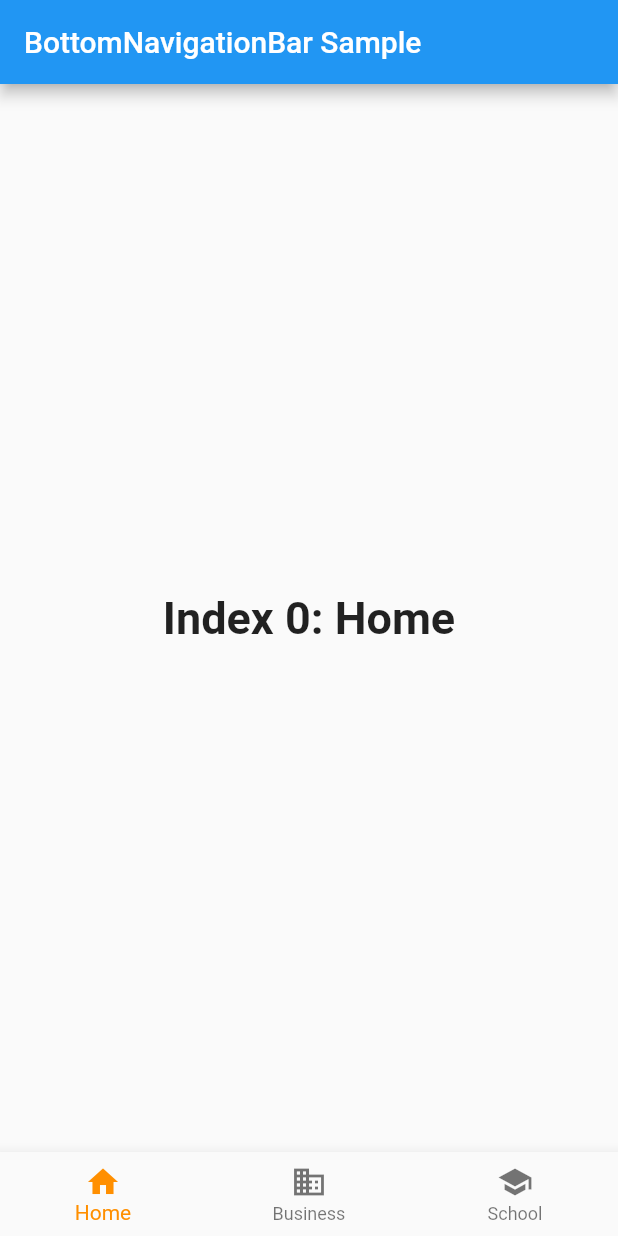
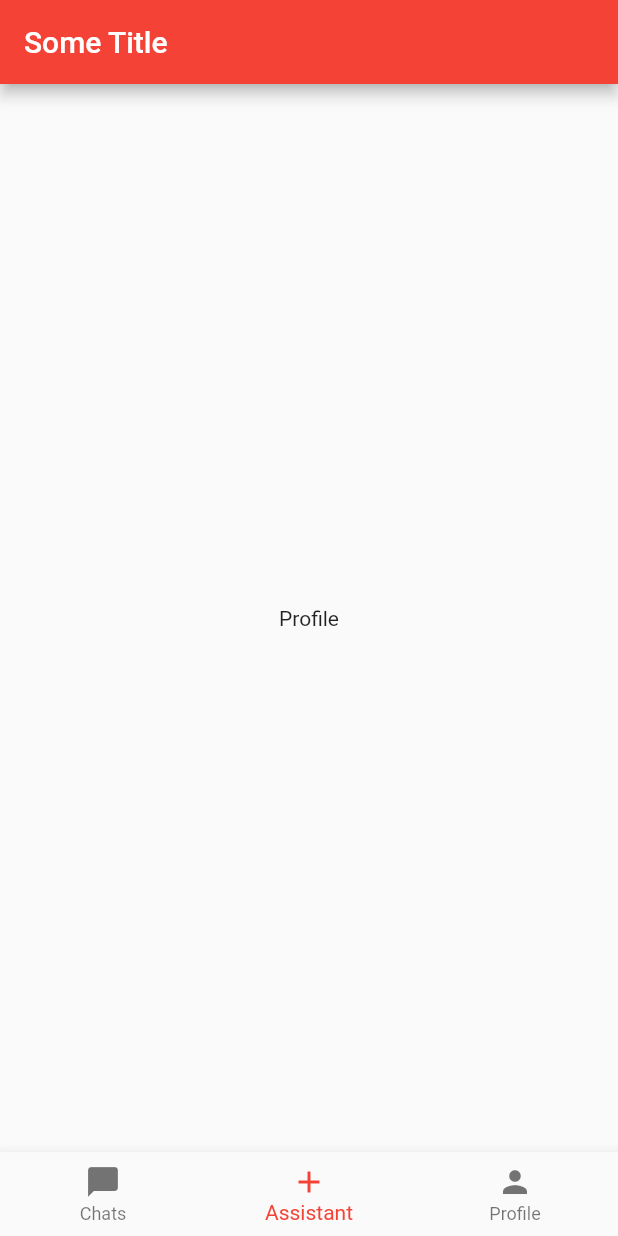
Before and after one commit to lassesteffen/social_good, a Flutter app: the screen it shows after launch, on a phone screen of 412 x 824 dp. Run offline on Flutter 3.47's test engine with Material 2 defaults, Android fonts, the light colour scheme and no system bars.

Commit message:
basic setup

```diff
--- a/lib/main.dart
+++ b/lib/main.dart
@@ -10,6 +10,7 @@
 // bar items. The first one is selected.](https://flutter.github.io/assets-for-api-docs/assets/material/bottom_navigation_bar.png)
 
 import 'package:flutter/material.dart';
+import 'package:social_good/routes.dart' show routes;
 
 void main() => runApp(MyApp());
 
@@ -21,70 +22,10 @@ class MyApp extends StatelessWidget {
   Widget build(BuildContext context) {
     return MaterialApp(
       title: _title,
-      home: MyStatefulWidget(),
-    );
-  }
-}
-
-class MyStatefulWidget extends StatefulWidget {
-  MyStatefulWidget({Key key}) : super(key: key);
-
-  @override
-  _MyStatefulWidgetState createState() => _MyStatefulWidgetState();
-}
-
-class _MyStatefulWidgetState extends State<MyStatefulWidget> {
-  int _selectedIndex = 0;
-  static const TextStyle optionStyle =
-      TextStyle(fontSize: 30, fontWeight: FontWeight.bold);
-  static const List<Widget> _widgetOptions = <Widget>[
-    Text(
-      'Index 0: Home',
-      style: optionStyle,
-    ),
-    Text(
-      'Index 1: Business',
-      style: optionStyle,
-    ),
-    Text(
-      'Index 2: School',
-      style: optionStyle,
-    ),
-  ];
-
-  void _onItemTapped(int index) {
-    setState(() {
-      _selectedIndex = index;
-    });
-  }
-
-  @override
-  Widget build(BuildContext context) {
-    return Scaffold(
-      appBar: AppBar(
-        title: const Text('BottomNavigationBar Sample'),
-      ),
-      body: Center(
-        child: _widgetOptions.elementAt(_selectedIndex),
-      ),
-      bottomNavigationBar: BottomNavigationBar(
-        items: const <BottomNavigationBarItem>[
-          BottomNavigationBarItem(
-            icon: Icon(Icons.home),
-            title: Text('Home'),
-          ),
-          BottomNavigationBarItem(
-            icon: Icon(Icons.business),
-            title: Text('Business'),
-          ),
-          BottomNavigationBarItem(
-            icon: Icon(Icons.school),
-            title: Text('School'),
-          ),
-        ],
-        currentIndex: _selectedIndex,
-        selectedItemColor: Colors.amber[800],
-        onTap: _onItemTapped,
+      initialRoute: 'View',
+      routes: routes,
+      theme: ThemeData(
+        primaryColor: Colors.red,
       ),
     );
   }
--- /dev/null
+++ b/lib/routes.dart
@@ -0,0 +1,5 @@
+import 'package:social_good/screens/view.dart' show View;
+
+final routes = {
+  'View': (context) => View(),
+};
--- /dev/null
+++ b/lib/screens/tabs/assistant.dart
@@ -0,0 +1,7 @@
+import 'package:flutter/material.dart';
+
+class Assistant extends StatelessWidget {
+  Widget build(BuildContext context) {
+    return Text('Assistant');
+  }
+}
--- /dev/null
+++ b/lib/screens/tabs/chats.dart
@@ -0,0 +1,7 @@
+import 'package:flutter/material.dart';
+
+class Chats extends StatelessWidget {
+  Widget build(BuildContext context) {
+    return Text('Chats');
+  }
+}
--- /dev/null
+++ b/lib/screens/tabs/profile.dart
@@ -0,0 +1,7 @@
+import 'package:flutter/material.dart';
+
+class Profile extends StatelessWidget {
+  Widget build(BuildContext context) {
+    return Text('Profile');
+  }
+}
--- /dev/null
+++ b/lib/screens/view.dart
@@ -0,0 +1,58 @@
+import 'package:flutter/material.dart';
+import './tabs/assistant.dart' show Assistant;
+import './tabs/chats.dart' show Chats;
+import './tabs/profile.dart' show Profile;
+
+class View extends StatefulWidget {
+  View({Key key}) : super(key: key);
+
+  @override
+  _ViewState createState() => _ViewState();
+}
+
+class _ViewState extends State<View> {
+  int _selectedIndex = 1;
+
+  static List<Widget> _widgetOptions = <Widget>[
+    Chats(),
+    Profile(),
+    Assistant(),
+  ];
+
+  void _onItemTapped(int index) {
+    setState(() {
+      _selectedIndex = index;
+    });
+  }
+
+  @override
+  Widget build(BuildContext context) {
+    return Scaffold(
+      appBar: AppBar(
+        title: const Text('Some Title'),
+      ),
+      body: Center(
+        child: _widgetOptions.elementAt(_selectedIndex),
+      ),
+      bottomNavigationBar: BottomNavigationBar(
+        items: const <BottomNavigationBarItem>[
+          BottomNavigationBarItem(
+            icon: Icon(Icons.chat_bubble),
+            title: Text('Chats'),
+          ),
+          BottomNavigationBarItem(
+            icon: Icon(Icons.add),
+            title: Text('Assistant'),
+          ),
+          BottomNavigationBarItem(
+            icon: Icon(Icons.person),
+            title: Text('Profile'),
+          ),
+        ],
+        currentIndex: _selectedIndex,
+        selectedItemColor: Theme.of(context).primaryColor,
+        onTap: _onItemTapped,
+      ),
+    );
+  }
+}
```
